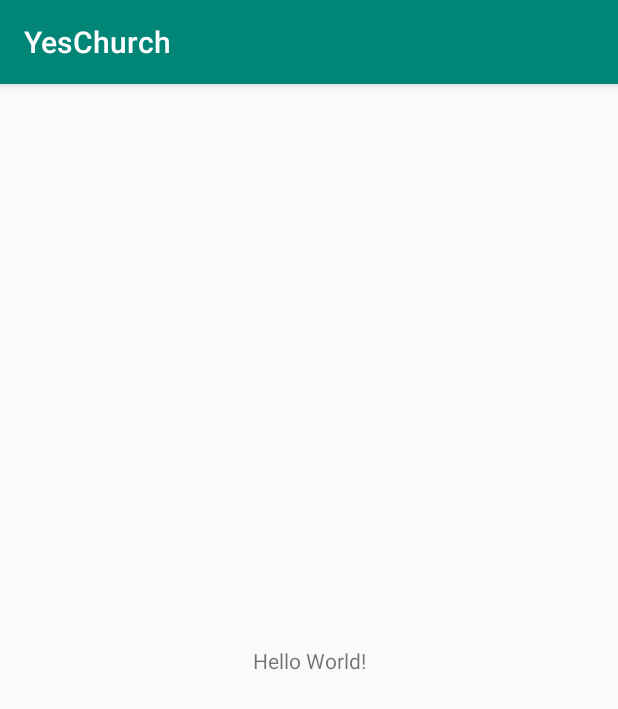
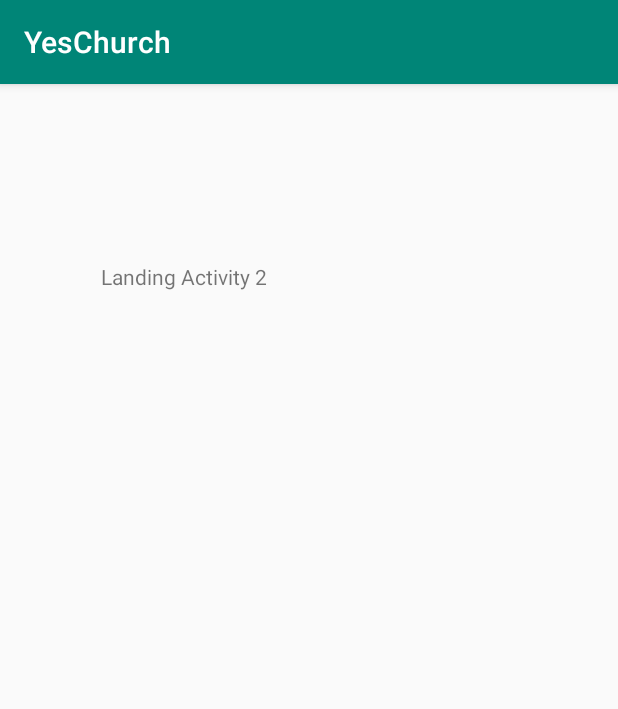
Before and after one commit to felipecardozo/yeschurch, an Android app: the screen it shows after launch (MainActivity), on a phone screen of 412 x 824 dp. Shown: the top 709 px of the screen. Run offline under Robolectric (Android 15) with nearby library versions, the light colour scheme and no system bars.

Commit message:
ignore this commit

```diff
--- a/app/src/main/res/layout/activity_main.xml
+++ b/app/src/main/res/layout/activity_main.xml
@@ -10,10 +10,17 @@
     <TextView
         android:layout_width="wrap_content"
         android:layout_height="wrap_content"
-        android:text="Hello World!"
+        android:layout_marginStart="8dp"
+        android:layout_marginTop="8dp"
+        android:layout_marginEnd="8dp"
+        android:text="Landing Activity 2"
         app:layout_constraintBottom_toBottomOf="parent"
+        app:layout_constraintEnd_toEndOf="parent"
+        app:layout_constraintHorizontal_bias="0.209"
         app:layout_constraintLeft_toLeftOf="parent"
         app:layout_constraintRight_toRightOf="parent"
-        app:layout_constraintTop_toTopOf="parent" />
+        app:layout_constraintStart_toStartOf="parent"
+        app:layout_constraintTop_toTopOf="parent"
+        app:layout_constraintVertical_bias="0.149" />
 
 </android.support.constraint.ConstraintLayout>
--- a/build.gradle
+++ b/build.gradle
@@ -7,7 +7,7 @@ buildscript {
 
     }
     dependencies {
-        classpath 'com.android.tools.build:gradle:3.3.1'
+        classpath 'com.android.tools.build:gradle:3.4.1'
 
         // NOTE: Do not place your application dependencies here; they belong
         // in the individual module build.gradle files
```
Also changed, not shown: gradle/wrapper/gradle-wrapper.properties.
